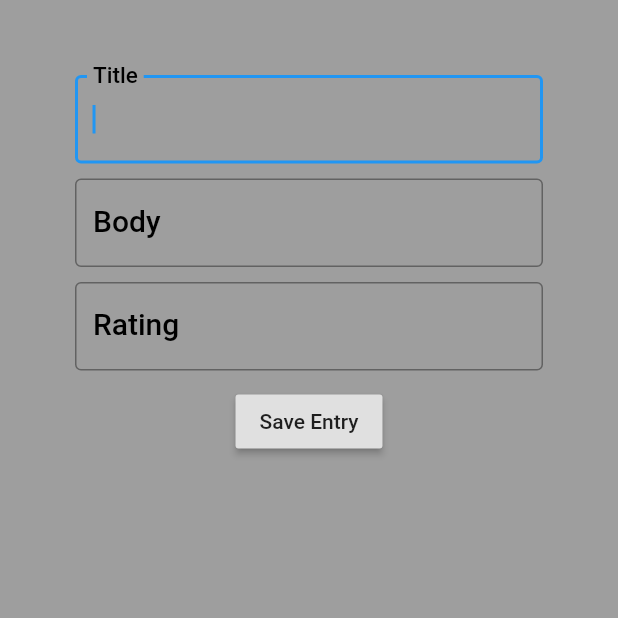
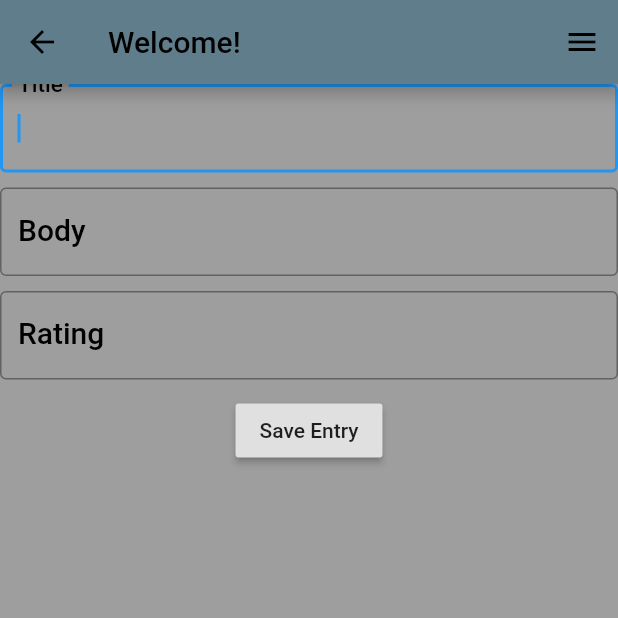
Before and after one commit to arizala13/project_4, a Flutter app: the JournalEntryForm screen opened directly, on a phone screen of 412 x 824 dp, the top half of it. Run offline on Flutter 3.47's test engine with Material 2 defaults, Android fonts, the phone set to English and light mode, and no system bars; our stand-ins replace shared_preferences; accounts and stored records are empty.

Commit message:
Updating new journal entry screen

```diff
--- a/lib/JournalEntryForm.dart
+++ b/lib/JournalEntryForm.dart
@@ -1,4 +1,8 @@
 import 'package:flutter/material.dart';
+import 'package:provider/provider.dart';
+import 'AppStateNotifier.dart';
+import 'ThemeInfo.dart';
+import 'JournalEntryForm.dart';
 
 class JournalEntryFields {
   String title;
@@ -22,14 +26,11 @@ class _JournalEntryFormState extends State<JournalEntryForm>{
 
   @override
   Widget build(BuildContext context) {
-    return Material(
-      child: Container(
-        color: Theme.of(context).scaffoldBackgroundColor,
-        child: Form(
-          key: formKey,
-                child: Padding(
-                  padding: const EdgeInsets.all(50.0),
-                  child: Column(
+        return Scaffold(
+      appBar: AppBar(
+        title: Text('Welcome!', style: Theme.of(context).textTheme.title,)
+        ),
+      body: Center(child: Column(
             children: [
               new TextFormField(
                   autofocus: true,
@@ -103,8 +104,38 @@ class _JournalEntryFormState extends State<JournalEntryForm>{
           ],
         ),
                 ),
+      endDrawer: Drawer(
+          child: Container(
+            color: Theme.of(context).appBarTheme.color,
+            child: ListView(
+              children: <Widget>[
+                Container(
+                  child: SizedBox(
+                     height : 100.0,
+                    child: DrawerHeader(
+                      child: Text('Settings', style: Theme.of(context).textTheme.title),
+                    ),
+                  ),
+                ),
+                Container(
+                  child: Center(
+                    child: Container(
+                      child: Container(
+                        child: SwitchListTile(
+                          title: Text('Dark Mode', style: Theme.of(context).textTheme.title),
+                          value: Provider.of<AppStateNotifier>(context).isDarkModeOn,
+                          onChanged: (boolVal) {
+                            Provider.of<AppStateNotifier>(context).updateTheme(boolVal);
+                          },
+                        ),
+                      ),
+                    ),
+                  ),
+                ),
+              ],
+            ),
+          ),
         ),
-      )
-      );
+    );
   }
 }
```
Also changed, not shown: lib/AppStateNotifier.dart (+1 -29 lines).
